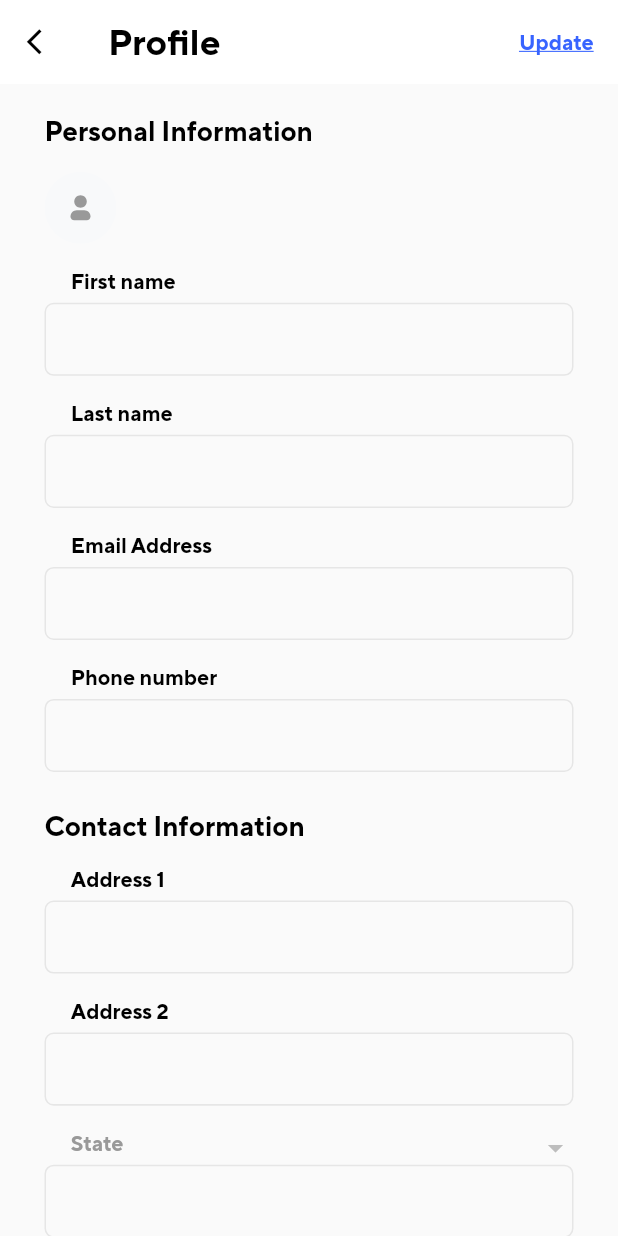
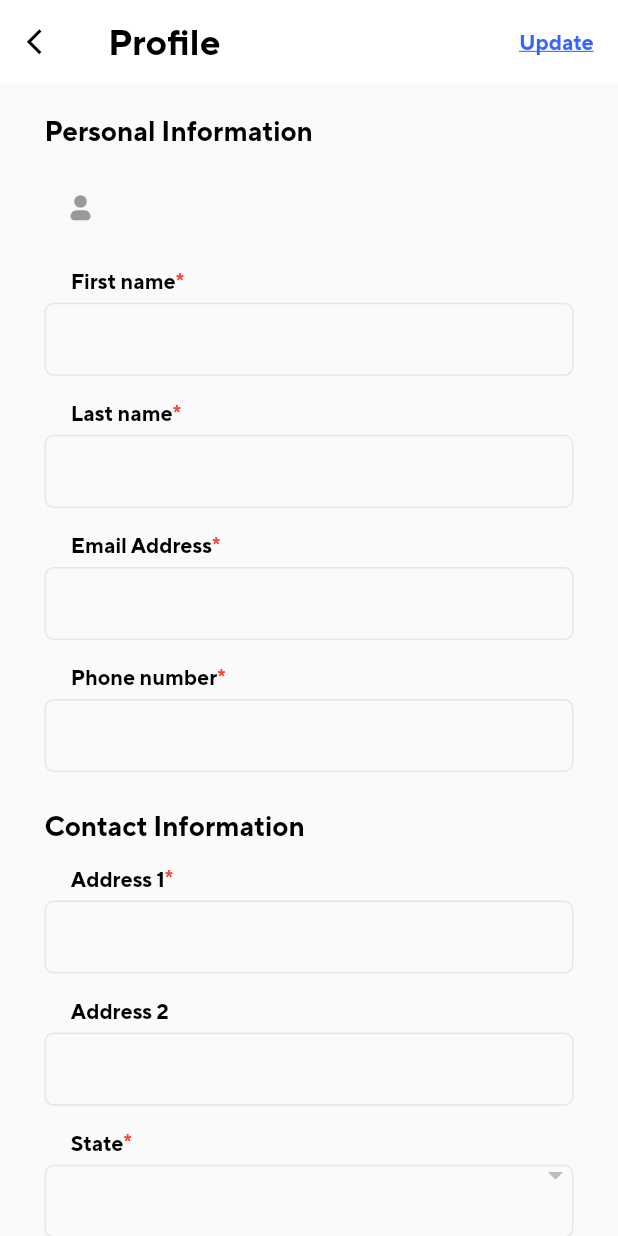
Before and after one commit to lhllqt/anygonow-mobile, a Flutter app: the AccountScreen screen opened directly, after a tap on "Edit information", on a phone screen of 412 x 824 dp. Run offline on Flutter 3.47's test engine with Material 2 defaults, Android fonts, the phone set to English and light mode, and no system bars; our stand-ins replace carousel_slider, convert, dio, flutter_credit_card, flutter_dotenv and 12 more; missing offline and left inert: ecdsa, elliptic, encrypt, flutter_stripe, pointycastle, protobuf and 2 more; accounts and stored records are empty; network calls fail; key blocks and very long unbroken strings in the code were emptied for the run.

Commit message:
fix bug ui

```diff
--- a/lib/controller/account/account_controller.dart
+++ b/lib/controller/account/account_controller.dart
@@ -32,8 +32,6 @@ class AccountController extends GetxController {
 
   Future getUserInfo() async {
     try {
-      AccountController myAccountController = Get.put(AccountController());
-
       var userID = globalController.user.value.id.toString();
       CustomDio customDio = CustomDio();
       customDio.dio.options.headers["Authorization"] = globalController.user.value.certificate.toString();
@@ -41,10 +39,18 @@ class AccountController extends GetxController {
       var json = jsonDecode(response.toString());
       var userInfo = json["data"]["user"];
 
-      myAccountController.email.text = userInfo["mail"] ?? "";
-      myAccountController.firstName.text = userInfo["firstName"] ?? "";
-      myAccountController.lastName.text = userInfo["lastName"] ?? "";
-      myAccountController.phoneNumber.text = userInfo["phone"] ?? "";
+      email.text = userInfo["mail"] ?? "";
+      firstName.text = userInfo["firstName"] ?? "";
+      lastName.text = userInfo["lastName"] ?? "";
+      phoneNumber.text = userInfo["phone"] ?? "";
+
+      address1.text = userInfo["address1"] ?? "";
+      address2.text = userInfo["address2"] ?? "";
+      state.text = userInfo["state"] ?? "";
+      city.text = userInfo["city"] ?? "";
+      zipcode.text = userInfo["zipcode"] ?? "";
+      country.text = userInfo["country"] ?? "";
+
 
       return (json["data"]);
     } catch (e, s) {
--- a/lib/controller/change_password/change_password_controller.dart
+++ b/lib/controller/change_password/change_password_controller.dart
@@ -157,7 +157,7 @@ class ChangePasswordController extends GetxController {
   void changePassword(context) async {
     if (newPassword.text == "") {
       CustomDialog(context, "FAILED").show({"message": "password_not_empty"});
-    } else if (password.text != confirmPassword.text) {
+    } else if (newPassword.text != confirmPassword.text) {
       CustomDialog(context, "FAILED").show({"message": "cfpassword_not_match"});
     } else {
       // Todo change password api
--- a/lib/screen/account/account_screen.dart
+++ b/lib/screen/account/account_screen.dart
@@ -18,11 +18,11 @@ class AccountScreen extends StatefulWidget {
 
 class _AccountScreenState extends State<AccountScreen> {
   AccountController accountController = Get.put(AccountController());
-
   File logoFile = File("");
 
   @override
   Widget build(BuildContext context) {
+    accountController.getUserInfo();
     return Scaffold(
       appBar: appBar(title: "Profile", actions: [
         GestureDetector(
@@ -110,6 +110,7 @@ class _AccountScreenState extends State<AccountScreen> {
               hintText: "",
               textEditingController: accountController.firstName,
               enabled: accountController.isEditting.value,
+              required: true,
             )),
             SizedBox(
               height: getHeight(16),
@@ -120,6 +121,7 @@ class _AccountScreenState extends State<AccountScreen> {
               hintText: "",
               textEditingController: accountController.lastName,
               enabled: accountController.isEditting.value,
+              required: true,
             )),
             SizedBox(
               height: getHeight(16),
@@ -130,6 +132,7 @@ class _AccountScreenState extends State<AccountScreen> {
               hintText: "",
               textEditingController: accountController.email,
               enabled: accountController.isEditting.value,
+              required: true,
             )),
             SizedBox(
               height: getHeight(16),
@@ -140,6 +143,7 @@ class _AccountScreenState extends State<AccountScreen> {
               hintText: "",
               textEditingController: accountController.phoneNumber,
               enabled: accountController.isEditting.value,
+              required: true,
             )),
             SizedBox(
               height: getHeight(24),
@@ -157,6 +161,7 @@ class _AccountScreenState extends State<AccountScreen> {
               hintText: "",
               textEditingController: accountController.address1,
               enabled: accountController.isEditting.value,
+              required: true,
             )),
             SizedBox(
               height: getHeight(16),
@@ -172,17 +177,23 @@ class _AccountScreenState extends State<AccountScreen> {
               height: getHeight(16),
             ),
             Stack(children: [
-              inputRegular(
+              Obx(
+                    () => inputRegular(
                   context,
                   label: "State",
                   hintText: "",
                   textEditingController: accountController.state,
                   enabled: accountController.isEditting.value,
+                  required: true,
+                ),
               ),
               Obx(() => accountController.isEditting.value
-                  ? getDropDown(
+                  ? Container(
+                child: getDropDown(
                   USStates.getAllNames(),
                       (String value) => {accountController.state.text = value},
+                ),
+                margin: EdgeInsets.only(top: getHeight(18)),
               )
                   : Container()),
             ]),
@@ -195,6 +206,7 @@ class _AccountScreenState extends State<AccountScreen> {
               label: "City",
               textEditingController: accountController.city,
               enabled: accountController.isEditting.value,
+              required: true,
             )),
             SizedBox(
               height: getHeight(8),
@@ -205,6 +217,7 @@ class _AccountScreenState extends State<AccountScreen> {
               hintText: "",
               textEditingController: accountController.zipcode,
               enabled: accountController.isEditting.value,
+              required: true,
             )),
             SizedBox(
               height: getHeight(16),
--- a/lib/widgets/input.dart
+++ b/lib/widgets/input.dart
@@ -5,6 +5,7 @@ import 'package:untitled/utils/config.dart';
 Container inputPassword(
     BuildContext context, {
       String? label, bool enabled = true,
+      bool required = false,
       required TextEditingController controller,
       required String hintText,
       required bool isHide,
@@ -20,11 +21,17 @@ Container inputPassword(
             right: getWidth(16),
           ),
           width: double.infinity,
-                child: Text(label,
-                    style: TextStyle(
+          child: Row(
+              children: [
+                Text(label, style: TextStyle(
                     fontSize: getHeight(14),
-                        color: Colors.black,
+                    color: enabled ? Colors.black : const Color(0xFF999999),
                     fontWeight: FontWeight.w500)),
+                required ? Text("*", style: TextStyle(
+                    color: enabled ? Colors.red : const Color(0xFF999999)
+                )) : Container()
+              ]
+          ),
         )
             : Container(),
         label != null
@@ -85,6 +92,7 @@ Container inputRegular(BuildContext context,
       required String hintText,
       required TextEditingController textEditingController,
       bool enabled = true,
+      bool required = false,
       double height = 48,
       double width = 0,
       int maxLines = 1,
@@ -101,11 +109,17 @@ Container inputRegular(BuildContext context,
             right: getWidth(16),
           ),
           width: double.infinity,
-                child: Text(label,
-                    style: TextStyle(
+          child: Row(
+              children: [
+                Text(label, style: TextStyle(
                     fontSize: getHeight(14),
                     color: enabled ? Colors.black : const Color(0xFF999999),
                     fontWeight: FontWeight.w500)),
+                required ? Text("*", style: TextStyle(
+                    color: enabled ? Colors.red : const Color(0xFF999999)
+                )) : Container()
+              ]
+          ),
         )
             : Container(),
         label != null
```
Lines whose indentation alone changed are shown as unchanged.
